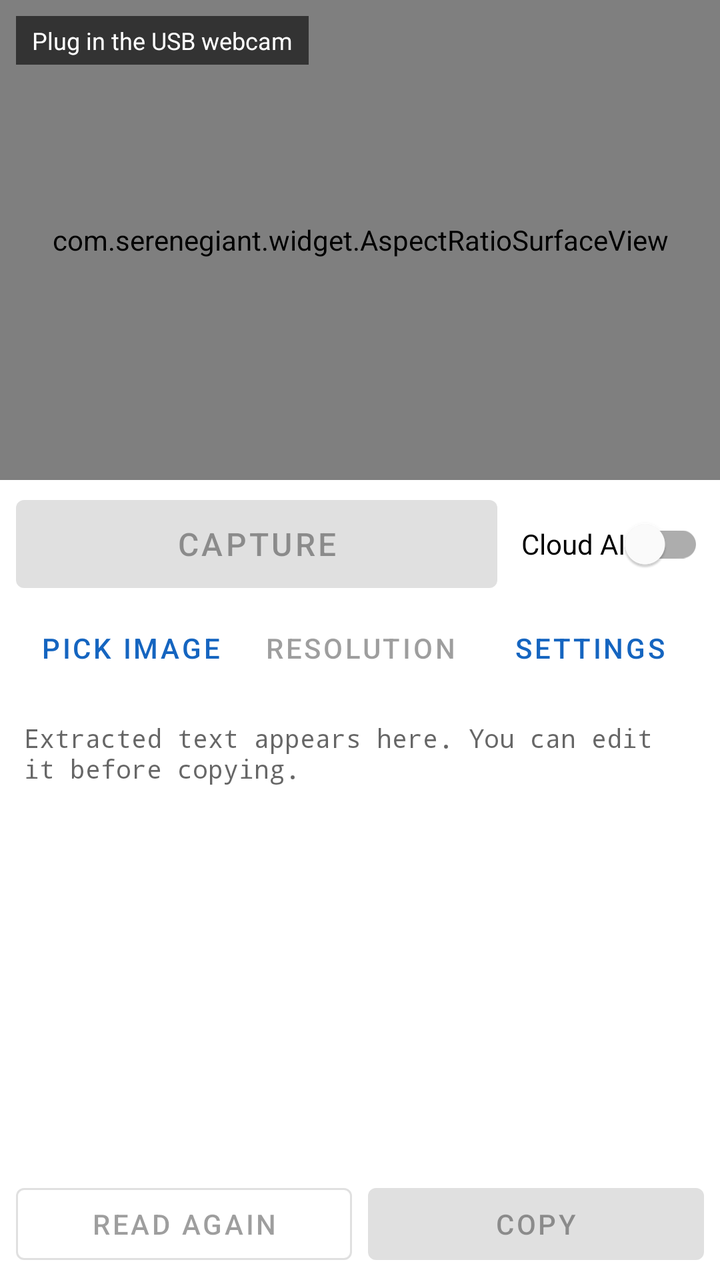
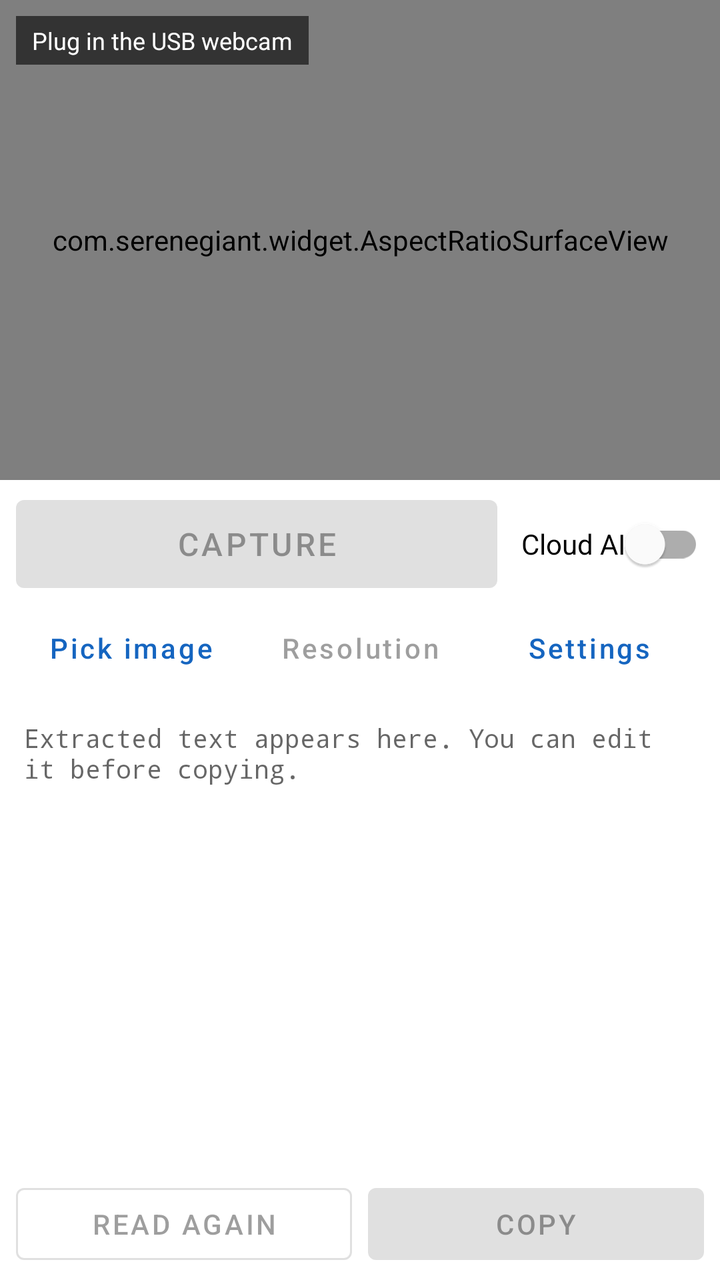

Screens rendered from an Android XML layout before and after an edit, with the pre-edit source and the edit as a unified diff.
<!-- AndroidManifest.xml: application theme Theme.ScreenToText -->
<!-- res/layout/activity_main.xml -->
<?xml version="1.0" encoding="utf-8"?>
<LinearLayout xmlns:android="http://schemas.android.com/apk/res/android"
    android:layout_width="match_parent"
    android:layout_height="match_parent"
    android:fitsSystemWindows="true"
    android:orientation="vertical">

    
    <FrameLayout
        android:layout_width="match_parent"
        android:layout_height="0dp"
        android:layout_weight="1"
        android:background="#000000">

        <com.serenegiant.widget.AspectRatioSurfaceView
            android:id="@+id/cameraView"
            android:layout_width="match_parent"
            android:layout_height="match_parent"
            android:layout_gravity="center" />

        <ImageView
            android:id="@+id/capturedView"
            android:layout_width="match_parent"
            android:layout_height="match_parent"
            android:background="#000000"
            android:contentDescription="@string/capture"
            android:scaleType="fitCenter"
            android:visibility="gone" />

        <TextView
            android:id="@+id/statusText"
            android:layout_width="wrap_content"
            android:layout_height="wrap_content"
            android:layout_gravity="top|start"
            android:layout_margin="8dp"
            android:background="#99000000"
            android:paddingHorizontal="8dp"
            android:paddingVertical="4dp"
            android:text="@string/waiting_for_camera"
            android:textColor="#FFFFFF"
            android:textSize="12sp" />
    </FrameLayout>

    
    <LinearLayout
        android:layout_width="match_parent"
        android:layout_height="wrap_content"
        android:gravity="center_vertical"
        android:orientation="horizontal"
        android:paddingHorizontal="8dp"
        android:paddingTop="4dp">

        <Button
            android:id="@+id/captureButton"
            android:layout_width="0dp"
            android:layout_height="56dp"
            android:layout_weight="1"
            android:enabled="false"
            android:text="@string/capture"
            android:textSize="16sp" />

        <com.google.android.material.switchmaterial.SwitchMaterial
            android:id="@+id/cloudSwitch"
            android:layout_width="wrap_content"
            android:layout_height="wrap_content"
            android:layout_marginStart="12dp"
            android:text="@string/cloud_ai" />
    </LinearLayout>

    <LinearLayout
        android:layout_width="match_parent"
        android:layout_height="wrap_content"
        android:orientation="horizontal"
        android:paddingHorizontal="8dp">

        <Button
            android:id="@+id/pickButton"
            style="@style/Widget.MaterialComponents.Button.TextButton"
            android:layout_width="0dp"
            android:layout_height="wrap_content"
            android:layout_weight="1"
            android:text="@string/pick_image" />

        <Button
            android:id="@+id/resolutionButton"
            style="@style/Widget.MaterialComponents.Button.TextButton"
            android:layout_width="0dp"
            android:layout_height="wrap_content"
            android:layout_weight="1"
            android:enabled="false"
            android:text="@string/resolution" />

        <Button
            android:id="@+id/settingsButton"
            style="@style/Widget.MaterialComponents.Button.TextButton"
            android:layout_width="0dp"
            android:layout_height="wrap_content"
            android:layout_weight="1"
            android:text="@string/settings" />
    </LinearLayout>

    
    <FrameLayout
        android:layout_width="match_parent"
        android:layout_height="0dp"
        android:layout_weight="1">

        <EditText
            android:id="@+id/resultText"
            android:layout_width="match_parent"
            android:layout_height="match_parent"
            android:background="@android:color/transparent"
            android:fontFamily="monospace"
            android:gravity="top|start"
            android:hint="@string/result_hint"
            android:importantForAutofill="no"
            android:inputType="textMultiLine|textNoSuggestions"
            android:padding="12dp"
            android:scrollHorizontally="false"
            android:scrollbars="vertical"
            android:textSize="13sp" />

        <ProgressBar
            android:id="@+id/progress"
            android:layout_width="wrap_content"
            android:layout_height="wrap_content"
            android:layout_gravity="center"
            android:visibility="gone" />
    </FrameLayout>

    <LinearLayout
        android:layout_width="match_parent"
        android:layout_height="wrap_content"
        android:orientation="horizontal"
        android:paddingHorizontal="8dp"
        android:paddingBottom="4dp">

        <Button
            android:id="@+id/rerunButton"
            style="@style/Widget.MaterialComponents.Button.OutlinedButton"
            android:layout_width="0dp"
            android:layout_height="wrap_content"
            android:layout_marginEnd="8dp"
            android:layout_weight="1"
            android:enabled="false"
            android:text="@string/rerun" />

        <Button
            android:id="@+id/copyButton"
            android:layout_width="0dp"
            android:layout_height="wrap_content"
            android:layout_weight="1"
            android:enabled="false"
            android:text="@string/copy" />
    </LinearLayout>
</LinearLayout>
<!-- resources referenced by this layout -->
<resources>
  <string name="capture">Capture</string>
  <string name="cloud_ai">Cloud AI</string>
  <string name="copy">Copy</string>
  <string name="pick_image">Pick image</string>
  <string name="rerun">Read again</string>
  <string name="resolution">Resolution</string>
  <string name="result_hint">Extracted text appears here. You can edit it before copying.</string>
  <string name="settings">Settings</string>
  <string name="waiting_for_camera">Plug in the USB webcam</string>
  <style name="Theme.ScreenToText" parent="Theme.MaterialComponents.DayNight.NoActionBar">
          <item name="colorPrimary">#1565C0</item>
          <item name="colorPrimaryVariant">#0D47A1</item>
          <item name="colorOnPrimary">#FFFFFF</item>
          <item name="colorSecondary">#00897B</item>
          <item name="colorOnSecondary">#FFFFFF</item>
          <item name="android:statusBarColor">#000000</item>
      </style>
</resources>

<!-- the commit's change to res/layout/activity_main.xml (unified diff, before → after) -->
@@ -79,7 +79,9 @@
             android:layout_width="0dp"
             android:layout_height="wrap_content"
             android:layout_weight="1"
-            android:text="@string/pick_image" />
+            android:text="@string/pick_image"     android:maxLines="1"
+            android:textAllCaps="false"
+            android:textSize="14sp" />
 
         <Button
             android:id="@+id/resolutionButton"
@@ -88,7 +90,9 @@
             android:layout_height="wrap_content"
             android:layout_weight="1"
             android:enabled="false"
-            android:text="@string/resolution" />
+            android:text="@string/resolution"     android:maxLines="1"
+            android:textAllCaps="false"
+            android:textSize="14sp" />
 
         <Button
             android:id="@+id/settingsButton"
@@ -96,7 +100,9 @@
             android:layout_width="0dp"
             android:layout_height="wrap_content"
             android:layout_weight="1"
-            android:text="@string/settings" />
+            android:text="@string/settings"     android:maxLines="1"
+            android:textAllCaps="false"
+            android:textSize="14sp" />
     </LinearLayout>
 
     
